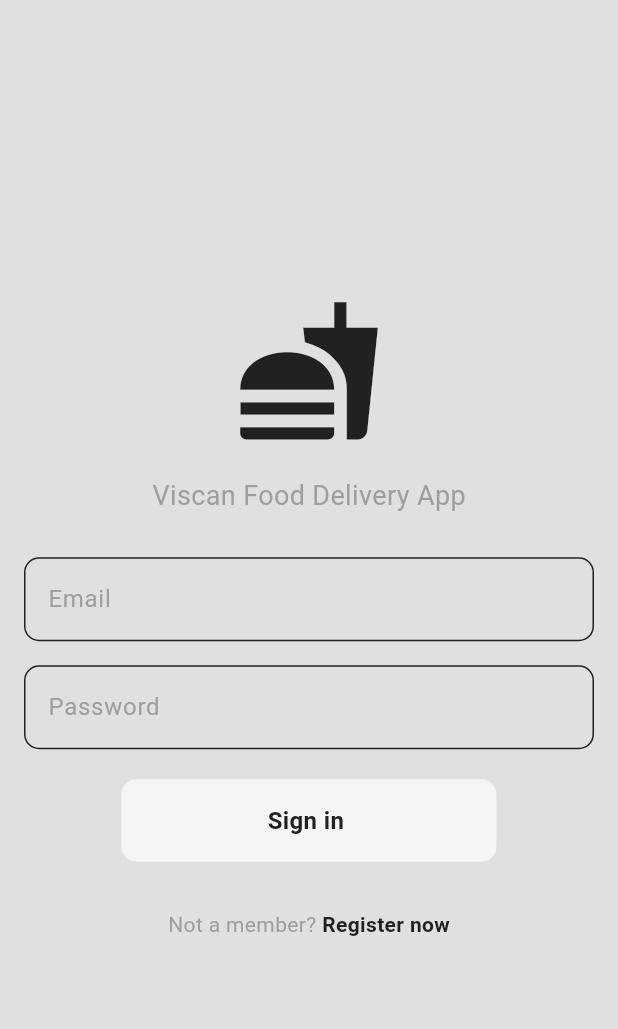
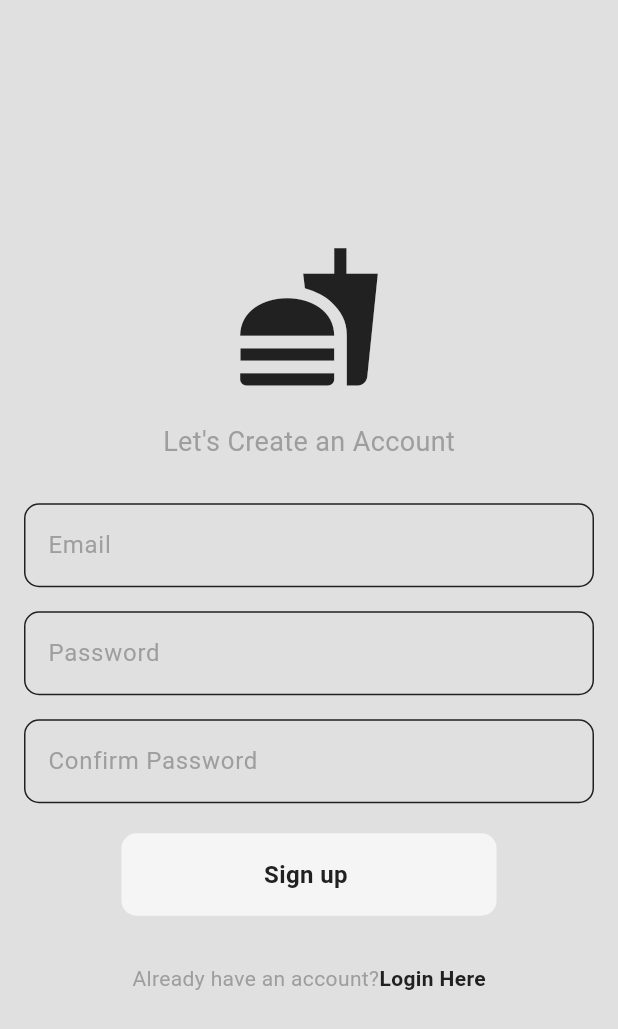
Before and after one commit to Orekidesu/Viscan-Food-Delivey-App, a Flutter app: the screen it shows after launch, after a tap on "Register now", on a phone screen of 412 x 824 dp. Shown: the top 1029 px of the screen. Run offline on Flutter 3.47's test engine with Material 3 defaults, Android fonts, the phone set to English and light mode, and no system bars.

Commit message:
register page

```diff
--- a/lib/main.dart
+++ b/lib/main.dart
@@ -1,4 +1,5 @@
 import 'package:flutter/material.dart';
+import 'package:viscan_food_delivery_app/screens/authentication/login_or_register.dart';
 import 'screens/authentication/login_page.dart';
 import 'package:viscan_food_delivery_app/theme/theme_provider.dart';
 import 'package:provider/provider.dart';
@@ -18,9 +19,7 @@
   Widget build(BuildContext context) {
     return MaterialApp(
       debugShowCheckedModeBanner: false,
-      home: LoginPage(
-        onTap: () {},
-      ),
+      home: LoginOrRegister(),
       theme: Provider.of<ThemeProvider>(context).themeData,
     );
   }
--- /dev/null
+++ b/lib/screens/authentication/login_or_register.dart
@@ -0,0 +1,33 @@
+import 'package:flutter/material.dart';
+import 'package:viscan_food_delivery_app/screens/authentication/login_page.dart';
+import 'package:viscan_food_delivery_app/screens/authentication/register_page.dart';
+
+class LoginOrRegister extends StatefulWidget {
+  const LoginOrRegister({super.key});
+
+  @override
+  State<LoginOrRegister> createState() => _LoginOrRegisterState();
+}
+
+// Initially show log in page
+
+// toggle between login and register page
+
+class _LoginOrRegisterState extends State<LoginOrRegister> {
+  bool showLoginPage = true;
+
+  void togglePage() {
+    setState(() {
+      showLoginPage = !showLoginPage;
+    });
+  }
+
+  @override
+  Widget build(BuildContext context) {
+    if (showLoginPage) {
+      return LoginPage(onTap: togglePage);
+    } else {
+      return RegisterPage(onTap: togglePage);
+    }
+  }
+}
--- a/lib/screens/authentication/login_page.dart
+++ b/lib/screens/authentication/login_page.dart
@@ -32,6 +32,7 @@ class _LoginPageState extends State<LoginPage> {
             style: TextStyle(
               fontSize: 18.0,
               color: Theme.of(context).colorScheme.primary,
+              fontStyle: FontStyle.italic,
             ),
           ),
 
@@ -61,7 +62,7 @@ class _LoginPageState extends State<LoginPage> {
             mainAxisAlignment: MainAxisAlignment.center,
             children: [
               Text(
-                'Not a member?',
+                'Not a member yet?',
                 style: TextStyle(
                   color: Theme.of(context).colorScheme.primary,
                 ),
@@ -69,7 +70,7 @@ class _LoginPageState extends State<LoginPage> {
               GestureDetector(
                 onTap: widget.onTap,
                 child: Text(
-                  ' Register now',
+                  'Register now',
                   style: TextStyle(
                     color: Theme.of(context).colorScheme.inversePrimary,
                     fontWeight: FontWeight.bold,
--- a/lib/screens/authentication/register_page.dart
+++ b/lib/screens/authentication/register_page.dart
@@ -1 +1,92 @@
 import 'package:flutter/material.dart';
+import 'package:viscan_food_delivery_app/custom_widgets/my_button.dart';
+import 'package:viscan_food_delivery_app/custom_widgets/my_textfield.dart';
+
+class RegisterPage extends StatefulWidget {
+  final void Function()? onTap;
+  const RegisterPage({super.key, required this.onTap});
+
+  @override
+  State<RegisterPage> createState() => _RegisterPageState();
+}
+
+class _RegisterPageState extends State<RegisterPage> {
+  final TextEditingController emailController = TextEditingController();
+  final TextEditingController passwordController = TextEditingController();
+  final TextEditingController confirmPasswordController =
+      TextEditingController();
+
+  @override
+  Widget build(BuildContext context) {
+    return Scaffold(
+      backgroundColor: Theme.of(context).colorScheme.background,
+      body: Center(
+        child: Column(mainAxisAlignment: MainAxisAlignment.center, children: [
+          // Logo
+          Icon(Icons.fastfood,
+              size: 100, color: Theme.of(context).colorScheme.inversePrimary),
+
+          // Message, App Slogan
+          const SizedBox(height: 20.0),
+          Text(
+            "Let's Create an Account",
+            style: TextStyle(
+              fontSize: 18.0,
+              color: Theme.of(context).colorScheme.primary,
+            ),
+          ),
+
+          // email textfield
+
+          const SizedBox(height: 20.0),
+          MyTextField(
+            controller: emailController,
+            hintText: 'Email',
+            obscureText: false,
+          ),
+
+          // password textfield
+
+          MyTextField(
+            controller: passwordController,
+            hintText: 'Password',
+            obscureText: true,
+          ),
+
+          // confirm password textfield
+          MyTextField(
+            controller: confirmPasswordController,
+            hintText: 'Confirm Password',
+            obscureText: true,
+          ),
+
+          MyButton(onTap: () {}, text: 'Sign up '),
+          SizedBox(height: 20.0),
+
+          // if already a member
+          Row(
+            mainAxisAlignment: MainAxisAlignment.center,
+            children: [
+              Text(
+                "Already have an account?",
+                style: TextStyle(
+                  color: Theme.of(context).colorScheme.primary,
+                ),
+              ),
+              GestureDetector(
+                onTap: widget.onTap,
+                child: Text(
+                  "Login Here",
+                  style: TextStyle(
+                    color: Theme.of(context).colorScheme.inversePrimary,
+                    fontWeight: FontWeight.bold,
+                  ),
+                ),
+              ),
+            ],
+          ),
+        ]),
+      ),
+    );
+  }
+}
```
